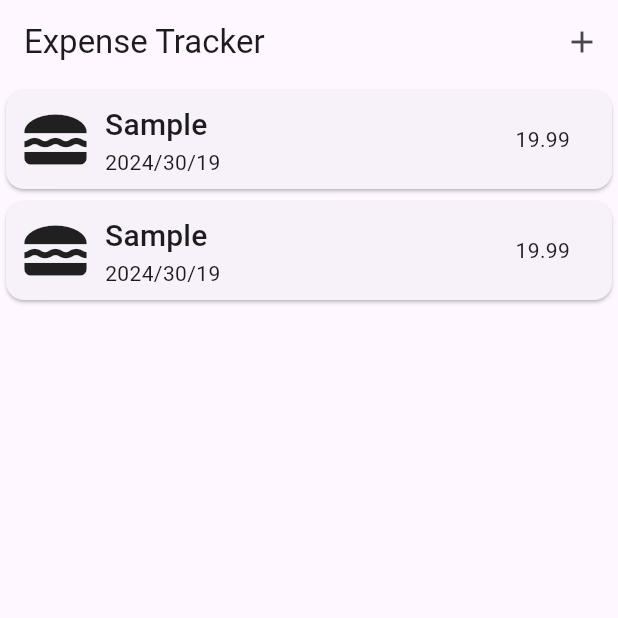
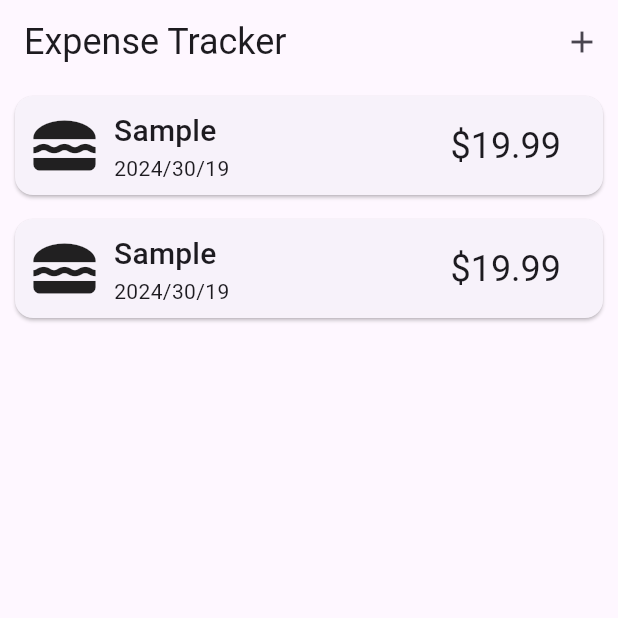
Before and after one commit to JJJangJeongSu/my_expense_tracker, a Flutter app: the screen it shows after launch, on a phone screen of 412 x 824 dp, the top half of it. Run offline on Flutter 3.47's test engine with Material 3 defaults, Android fonts, the phone set to English and light mode, and no system bars.

```diff
--- a/lib/screen/main_screen.dart
+++ b/lib/screen/main_screen.dart
@@ -27,7 +27,10 @@ class _MainScreenState extends State<MainScreen> {
   Widget build(context) {
     return MaterialApp(
       theme: ThemeData(
+          cardTheme: CardTheme().copyWith(
+              margin: EdgeInsets.symmetric(vertical: 8, horizontal: 10)),
           textTheme: TextTheme().copyWith(
+              titleLarge: TextStyle(fontSize: 24),
               titleMedium: TextStyle(fontSize: 20),
               titleSmall: TextStyle(fontSize: 16))),
       home: Scaffold(
--- a/lib/widget/expense_item.dart
+++ b/lib/widget/expense_item.dart
@@ -29,7 +29,10 @@ class ExpenseItem extends StatelessWidget {
           const Spacer(),
           Padding(
             padding: const EdgeInsets.fromLTRB(0, 0, 20, 0),
-            child: Text(expense.amount.toString()),
+            child: Text(
+              "\$${expense.amount.toStringAsFixed(2)}",
+              style: Theme.of(context).textTheme.titleLarge,
+            ),
           ),
         ]),
       ),
--- a/lib/widget/expense_list.dart
+++ b/lib/widget/expense_list.dart
@@ -3,8 +3,8 @@ import 'package:my_expense_tracker/model/expense.dart';
 import 'expense_item.dart';
 
 class ExpenseList extends StatefulWidget {
-  ExpenseList({super.key, required this.expenseList});
-  List<Expense> expenseList;
+  const ExpenseList({super.key, required this.expenseList});
+  final List<Expense> expenseList;
 
   @override
   State<ExpenseList> createState() {
```
